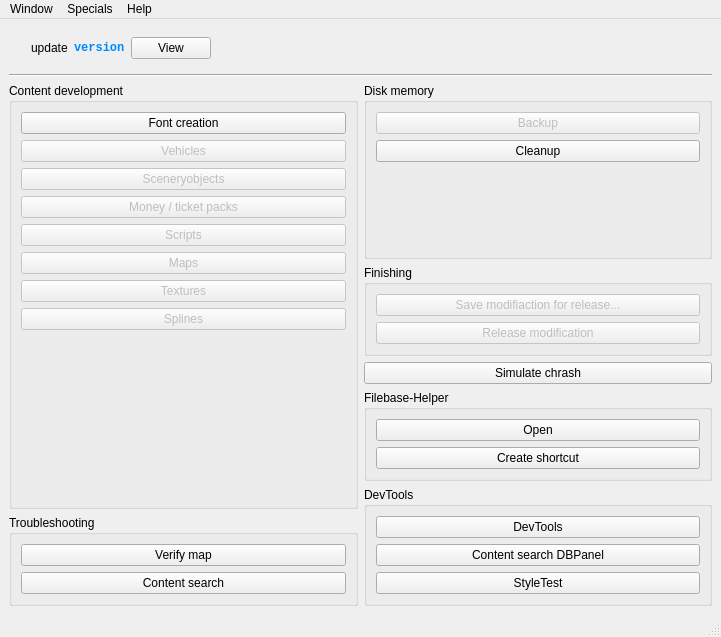
Before: the Qt Designer form OTModules/OTGeneric/wstart.ui in pietr26/OMSI-Tools, drawn with Qt 5.
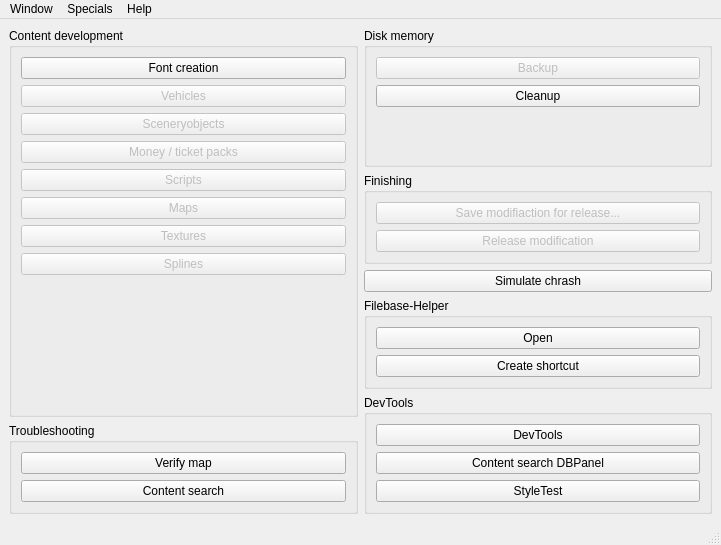
After: the same form once the commit is applied. Icons and pictures are not drawn.

```diff
--- a/OTModules/OTGeneric/wstart.ui
+++ b/OTModules/OTGeneric/wstart.ui
@@ -10,7 +10,7 @@
     <x>0</x>
     <y>0</y>
     <width>721</width>
-    <height>637</height>
+    <height>545</height>
    </rect>
   </property>
   <property name="sizePolicy">
@@ -28,81 +28,6 @@
   </property>
   <widget class="QWidget" name="centralwidget">
    <layout class="QVBoxLayout" name="verticalLayout_7">
-    <item>
-     <widget class="QFrame" name="fraUpdate">
-      <layout class="QHBoxLayout" name="horizontalLayout">
-       <item>
-        <widget class="QLabel" name="lblUpdateIcon">
-         <property name="maximumSize">
-          <size>
-           <width>23</width>
-           <height>23</height>
-          </size>
-         </property>
-         <property name="text">
-          <string/>
-         </property>
-         <property name="pixmap">
-          <pixmap resource="../../ressources.qrc">:/rec/data/icons/iconDownload_blue.svg</pixmap>
-         </property>
-         <property name="scaledContents">
-          <bool>true</bool>
-         </property>
-        </widget>
-       </item>
-       <item>
-        <widget class="QLabel" name="lblUpdate">
-         <property name="text">
-          <string notr="true">update</string>
-         </property>
-        </widget>
-       </item>
-       <item>
-        <widget class="QLabel" name="lblUpdateVersion">
-         <property name="font">
-          <font>
-           <family>Consolas</family>
-           <bold>true</bold>
-          </font>
-         </property>
-         <property name="styleSheet">
-          <string notr="true">color: #008AFF</string>
-         </property>
-         <property name="text">
-          <string notr="true">version</string>
-         </property>
-        </widget>
-       </item>
-       <item>
-        <widget class="QPushButton" name="btnView">
-         <property name="text">
-          <string>View</string>
-         </property>
-        </widget>
-       </item>
-       <item>
-        <spacer name="horizontalSpacer">
-         <property name="orientation">
-          <enum>Qt::Horizontal</enum>
-         </property>
-         <property name="sizeHint" stdset="0">
-          <size>
-           <width>40</width>
-           <height>20</height>
-          </size>
-         </property>
-        </spacer>
-       </item>
-      </layout>
-     </widget>
-    </item>
-    <item>
-     <widget class="Line" name="line">
-      <property name="orientation">
-       <enum>Qt::Horizontal</enum>
-      </property>
-     </widget>
-    </item>
     <item>
      <layout class="QHBoxLayout" name="horizontalLayout_2">
       <item>
```
